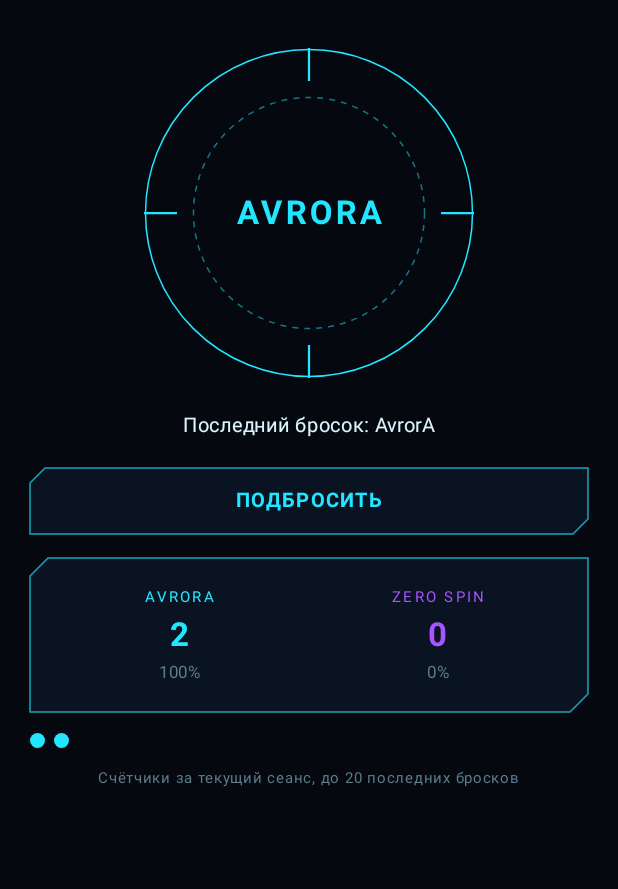
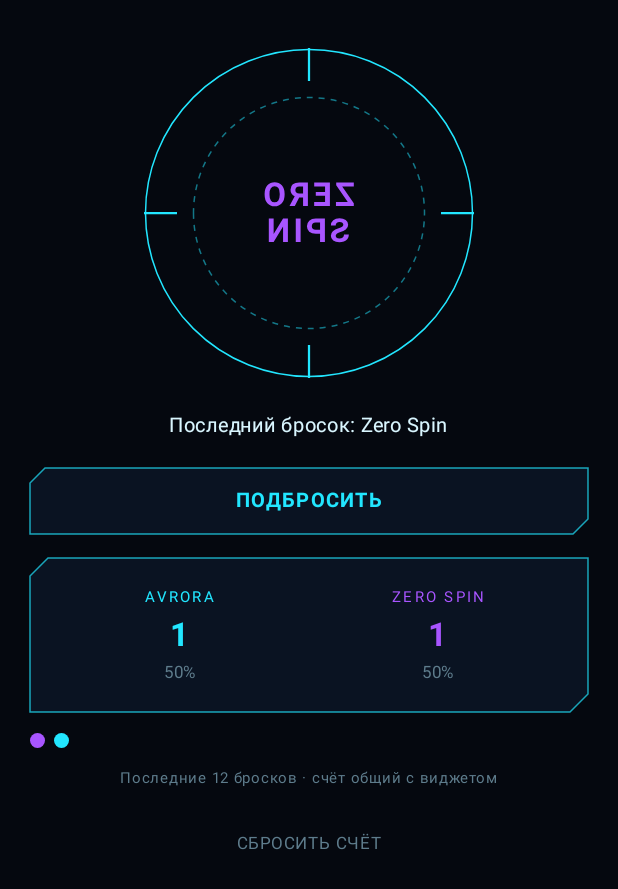
Before and after one commit to pogruzkyseregy-rgb/-Zero-Spin-, an Android app built with Jetpack Compose: the composable CoinScreen shown on its own in the app's theme, after a tap on "ПОДБРОСИТЬ", on a phone screen of 412 x 824 dp. Shown: the top 889 px of the screen. Run offline under Robolectric (Android 15) with nearby library versions, the phone set to English and light mode, and no system bars; 1 other tap on this screen came first.

Commit message:
Coin widget 2x2 on home screen with shared CoinStore; coin screen reads the same counts
Co-Authored-By: Claude Haiku 5.5 <noreply@anthropic.com>
Claude-Session: https://claude.ai/code/session_0122xuDNE4wUNcUY93FSMHwZ

```diff
--- /dev/null
+++ b/app/src/main/java/com/zerospin/app/data/CoinStore.kt
@@ -0,0 +1,50 @@
+package com.zerospin.app.data
+
+import android.content.Context
+import java.security.SecureRandom
+
+/**
+ * Общее состояние монетки для экрана приложения и виджета на рабочем столе.
+ * SIDE_A = AvrorA, SIDE_B = Zero Spin.
+ */
+object CoinStore {
+    const val SIDE_A = 0
+    const val SIDE_B = 1
+    const val HISTORY_SIZE = 12
+
+    private const val PREFS = "coin"
+    private val rng = SecureRandom()
+
+    private fun prefs(context: Context) =
+        context.applicationContext.getSharedPreferences(PREFS, Context.MODE_PRIVATE)
+
+    /** Честный бросок 50/50 на криптостойком генераторе. */
+    fun toss(): Int = if (rng.nextBoolean()) SIDE_A else SIDE_B
+
+    fun last(context: Context): Int = prefs(context).getInt("last", SIDE_A)
+    fun countA(context: Context): Int = prefs(context).getInt("a", 0)
+    fun countB(context: Context): Int = prefs(context).getInt("b", 0)
+    fun hasFlipped(context: Context): Boolean = prefs(context).getBoolean("flipped", false)
+
+    /** История: самый новый бросок первым, a = AvrorA, b = Zero Spin. */
+    fun history(context: Context): String = prefs(context).getString("hist", "") ?: ""
+
+    @Synchronized
+    fun record(context: Context, side: Int) {
+        val p = prefs(context)
+        val key = if (side == SIDE_A) "a" else "b"
+        val hist = ((if (side == SIDE_A) "a" else "b") + (p.getString("hist", "") ?: "")).take(HISTORY_SIZE)
+        p.edit()
+            .putInt("last", side)
+            .putInt(key, p.getInt(key, 0) + 1)
+            .putString("hist", hist)
+            .putBoolean("flipped", true)
+            .apply()
+    }
+
+    /** Сбрасывает счётчики и историю, последнюю сторону оставляет. */
+    fun reset(context: Context) {
+        val last = last(context)
+        prefs(context).edit().clear().putInt("last", last).apply()
+    }
+}
--- a/app/src/main/java/com/zerospin/app/ui/screens/CoinScreen.kt
+++ b/app/src/main/java/com/zerospin/app/ui/screens/CoinScreen.kt
@@ -15,23 +15,26 @@ import androidx.compose.foundation.layout.fillMaxWidth
 import androidx.compose.foundation.layout.height
 import androidx.compose.foundation.layout.padding
 import androidx.compose.foundation.layout.size
+import androidx.compose.foundation.shape.CircleShape
 import androidx.compose.material3.Text
 import androidx.compose.runtime.Composable
 import androidx.compose.runtime.getValue
 import androidx.compose.runtime.mutableFloatStateOf
 import androidx.compose.runtime.mutableIntStateOf
-import androidx.compose.runtime.mutableStateOf
 import androidx.compose.runtime.remember
 import androidx.compose.runtime.saveable.rememberSaveable
 import androidx.compose.runtime.setValue
 import androidx.compose.ui.Alignment
 import androidx.compose.ui.Modifier
 import androidx.compose.ui.draw.clip
+import androidx.compose.ui.graphics.Color
 import androidx.compose.ui.graphics.graphicsLayer
+import androidx.compose.ui.platform.LocalContext
 import androidx.compose.ui.text.font.FontWeight
 import androidx.compose.ui.text.style.TextAlign
 import androidx.compose.ui.unit.dp
 import androidx.compose.ui.unit.sp
+import com.zerospin.app.data.CoinStore
 import com.zerospin.app.ui.hud.HudButton
 import com.zerospin.app.ui.hud.TargetRing
 import com.zerospin.app.ui.hud.hudPanel
@@ -39,18 +42,17 @@ import com.zerospin.app.ui.theme.Cyan
 import com.zerospin.app.ui.theme.Muted
 import com.zerospin.app.ui.theme.TextMain
 import com.zerospin.app.ui.theme.Violet
+import com.zerospin.app.widget.CoinWidget
 import kotlin.math.abs
-import kotlin.random.Random
+import kotlin.math.roundToInt
 
-private const val SIDE_AVRORA = 0
-private const val SIDE_ZERO = 1
-private const val HISTORY_LIMIT = 20
-
-/** Монетка Zero Spin: подброс, счётчики и история. Данные живут, пока открыто приложение. */
+/** Монетка Zero Spin. Счёт и история общие с виджетом на рабочем столе. */
 @Composable
 fun CoinScreen() {
-    var side by rememberSaveable { mutableIntStateOf(SIDE_AVRORA) }
-    var history by rememberSaveable { mutableStateOf("") }
+    val context = LocalContext.current
+
+    // Меняется после каждого броска или сброса, чтобы перечитать счёт из хранилища
+    var revision by rememberSaveable { mutableIntStateOf(0) }
     var rotTarget by remember { mutableFloatStateOf(0f) }
 
     val rotation by animateFloatAsState(
@@ -60,20 +62,31 @@ fun CoinScreen() {
     )
     val spinning = abs(rotation - rotTarget) > 0.5f
 
+    val side = remember(revision) { CoinStore.last(context) }
+    val countA = remember(revision) { CoinStore.countA(context) }
+    val countB = remember(revision) { CoinStore.countB(context) }
+    val history = remember(revision) { CoinStore.history(context) }
+    val total = countA + countB
+
     fun toss() {
         if (spinning) return
-        val result = Random.nextInt(2)
-        // Половины оборота: 10 или 12 плюс один, если сторона должна смениться
-        var halfTurns = 10 + 2 * Random.nextInt(2)
-        if (result != side) halfTurns += 1
+        val from = CoinStore.last(context)
+        val result = CoinStore.toss()
+        // Полуобороты: 10 или 12, плюс один, если сторона должна смениться
+        var halfTurns = 10 + 2 * kotlin.random.Random.nextInt(2)
+        if (result != from) halfTurns += 1
         rotTarget += halfTurns * 180f
-        side = result
-        history = (history + if (result == SIDE_AVRORA) "a" else "b").takeLast(HISTORY_LIMIT)
+        CoinStore.record(context, result)
+        CoinWidget.refreshAll(context)
+        revision++
     }
 
-    val countA = history.count { it == 'a' }
-    val countB = history.count { it == 'b' }
-    val total = countA + countB
+    fun reset() {
+        if (spinning) return
+        CoinStore.reset(context)
+        CoinWidget.refreshAll(context)
+        revision++
+    }
 
     Column(
         Modifier
@@ -96,10 +109,10 @@ fun CoinScreen() {
                 Text(
                     text = when {
                         spinning -> "…"
-                        side == SIDE_AVRORA -> "AVRORA"
+                        side == CoinStore.SIDE_A -> "AVRORA"
                         else -> "ZERO\nSPIN"
                     },
-                    color = if (side == SIDE_AVRORA) Cyan else Violet,
+                    color = if (side == CoinStore.SIDE_A) Cyan else Violet,
                     fontWeight = FontWeight.Bold,
                     fontSize = 22.sp,
                     letterSpacing = 2.sp,
@@ -110,7 +123,11 @@ fun CoinScreen() {
 
         Spacer(Modifier.height(20.dp))
         Text(
-            text = if (history.isEmpty()) "Нажмите монетку или кнопку ниже" else "Последний бросок: ${if (side == SIDE_AVRORA) "AvrorA" else "Zero Spin"}",
+            text = if (CoinStore.hasFlipped(context)) {
+                "Последний бросок: ${if (side == CoinStore.SIDE_A) "AvrorA" else "Zero Spin"}"
+            } else {
+                "Нажмите монетку или кнопку ниже"
+            },
             color = TextMain,
             fontSize = 13.sp,
         )
@@ -125,41 +142,40 @@ fun CoinScreen() {
         }
 
         Spacer(Modifier.height(14.dp))
-        Row(
-            Modifier.fillMaxWidth(),
-            horizontalArrangement = Arrangement.spacedBy(6.dp),
-        ) {
+        Row(Modifier.fillMaxWidth(), horizontalArrangement = Arrangement.spacedBy(6.dp)) {
             history.forEach { c ->
                 Box(
                     Modifier
                         .size(10.dp)
-                        .clip(androidx.compose.foundation.shape.CircleShape)
+                        .clip(CircleShape)
                         .background(if (c == 'a') Cyan else Violet),
                 )
             }
         }
         Spacer(Modifier.height(8.dp))
         Text(
-            "Счётчики за текущий сеанс, до $HISTORY_LIMIT последних бросков",
+            "Последние ${CoinStore.HISTORY_SIZE} бросков · счёт общий с виджетом",
             color = Muted,
             fontSize = 10.sp,
+        )
+        Spacer(Modifier.height(12.dp))
+        Text(
+            "СБРОСИТЬ СЧЁТ",
+            color = Muted,
+            fontSize = 11.sp,
+            letterSpacing = 1.sp,
+            modifier = Modifier.clickable { reset() }.padding(8.dp),
         )
     }
 }
 
 @Composable
-private fun CountCell(
-    label: String,
-    count: Int,
-    total: Int,
-    color: androidx.compose.ui.graphics.Color,
-    modifier: Modifier,
-) {
+private fun CountCell(label: String, count: Int, total: Int, color: Color, modifier: Modifier) {
     Column(modifier, horizontalAlignment = Alignment.CenterHorizontally) {
         Text(label, color = color, fontSize = 10.sp, letterSpacing = 1.5.sp)
         Text(count.toString(), color = color, fontWeight = FontWeight.Bold, fontSize = 22.sp)
         Text(
-            if (total == 0) "—" else "${Math.round(count * 100f / total)}%",
+            if (total == 0) "—" else "${(count * 100f / total).roundToInt()}%",
             color = Muted,
             fontSize = 11.sp,
         )
--- a/app/src/main/res/values/strings.xml
+++ b/app/src/main/res/values/strings.xml
@@ -1,4 +1,8 @@
 <?xml version="1.0" encoding="utf-8"?>
 <resources>
     <string name="app_name">Zero Spin</string>
+    <string name="widget_name">Монетка Авроры</string>
+    <string name="widget_desc">Нажми на монету, чтобы подбросить</string>
+    <string name="side_a">AvrorA</string>
+    <string name="side_b">Zero Spin</string>
 </resources>
```
Also changed, not shown: app/src/main/AndroidManifest.xml (+12 -0 lines), app/src/main/java/com/zerospin/app/widget/CoinWidget.kt (added, +127 -0 lines), app/src/main/res/layout/widget_coin.xml (added, +31 -0 lines), app/src/main/res/xml/coin_widget_info.xml (added, +14 -0 lines), app/src/main/res/drawable-nodpi/w_a0.png (added), app/src/main/res/drawable-nodpi/w_a1.png (added), app/src/main/res/drawable-nodpi/w_a2.png (added), app/src/main/res/drawable-nodpi/w_b0.png (added), app/src/main/res/drawable-nodpi/w_b1.png (added), app/src/main/res/drawable-nodpi/w_b2.png (added), app/src/main/res/drawable-nodpi/w_edge.png (added).
